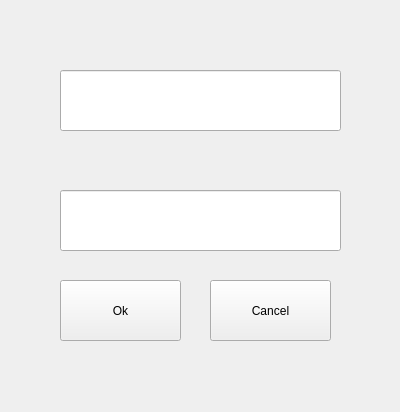
This is interface_qt/widget.ui in denaas/msup_disk as Qt 5 draws it before an edit. The edited form follows.
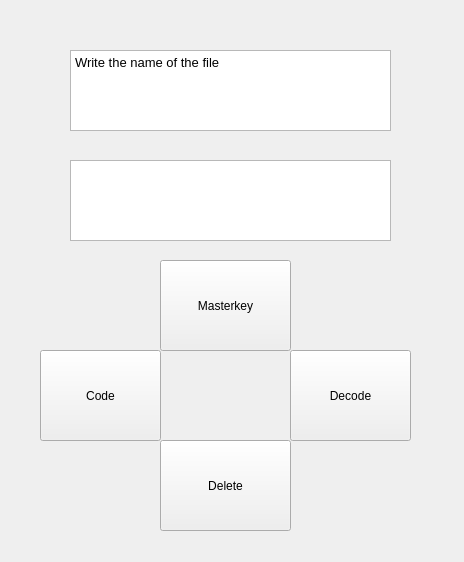
This is the edited form.

```diff
--- a/interface_qt/widget.ui
+++ b/interface_qt/widget.ui
@@ -6,95 +6,20 @@
    <rect>
     <x>0</x>
     <y>0</y>
-    <width>400</width>
-    <height>412</height>
+    <width>464</width>
+    <height>562</height>
    </rect>
   </property>
   <property name="windowTitle">
    <string>TrueCrypt</string>
   </property>
-  <widget class="QPushButton" name="pushButton">
-   <property name="geometry">
-    <rect>
-     <x>140</x>
-     <y>140</y>
-     <width>111</width>
-     <height>71</height>
-    </rect>
-   </property>
-   <property name="text">
-    <string>Masterkey</string>
-   </property>
-  </widget>
-  <widget class="QPushButton" name="pushButton_2">
-   <property name="geometry">
-    <rect>
-     <x>20</x>
-     <y>230</y>
-     <width>111</width>
-     <height>71</height>
-    </rect>
-   </property>
-   <property name="text">
-    <string>Code</string>
-   </property>
-  </widget>
-  <widget class="QPushButton" name="pushButton_3">
-   <property name="geometry">
-    <rect>
-     <x>250</x>
-     <y>230</y>
-     <width>111</width>
-     <height>71</height>
-    </rect>
-   </property>
-   <property name="text">
-    <string>Decode</string>
-   </property>
-  </widget>
-  <widget class="QPushButton" name="pushButton_4">
-   <property name="geometry">
-    <rect>
-     <x>140</x>
-     <y>320</y>
-     <width>111</width>
-     <height>71</height>
-    </rect>
-   </property>
-   <property name="text">
-    <string>Delete</string>
-   </property>
-  </widget>
-  <widget class="QLineEdit" name="lineEdit">
-   <property name="geometry">
-    <rect>
-     <x>30</x>
-     <y>20</y>
-     <width>331</width>
-     <height>27</height>
-    </rect>
-   </property>
-   <property name="text">
-    <string>Write filename</string>
-   </property>
-  </widget>
-  <widget class="QLineEdit" name="lineEdit_2">
-   <property name="geometry">
-    <rect>
-     <x>32</x>
-     <y>60</y>
-     <width>331</width>
-     <height>71</height>
-    </rect>
-   </property>
-  </widget>
   <widget class="QWidget" name="widget" native="true">
    <property name="geometry">
     <rect>
      <x>10</x>
-     <y>20</y>
-     <width>371</width>
-     <height>381</height>
+     <y>10</y>
+     <width>441</width>
+     <height>531</height>
     </rect>
    </property>
    <property name="autoFillBackground">
@@ -103,8 +28,8 @@
    <widget class="QLineEdit" name="lineEdit_3">
     <property name="geometry">
      <rect>
-      <x>50</x>
-      <y>50</y>
+      <x>80</x>
+      <y>60</y>
       <width>281</width>
       <height>61</height>
      </rect>
@@ -113,7 +38,7 @@
    <widget class="QLineEdit" name="lineEdit_4">
     <property name="geometry">
      <rect>
-      <x>50</x>
+      <x>80</x>
       <y>170</y>
       <width>281</width>
       <height>61</height>
@@ -123,8 +48,8 @@
    <widget class="QPushButton" name="pushButton_5">
     <property name="geometry">
      <rect>
-      <x>50</x>
-      <y>260</y>
+      <x>80</x>
+      <y>320</y>
       <width>121</width>
       <height>61</height>
      </rect>
@@ -139,8 +64,8 @@
    <widget class="QPushButton" name="pushButton_6">
     <property name="geometry">
      <rect>
-      <x>200</x>
-      <y>260</y>
+      <x>240</x>
+      <y>320</y>
       <width>121</width>
       <height>61</height>
      </rect>
@@ -153,6 +78,113 @@
    <zorder>pushButton_5</zorder>
    <zorder>pushButton_6</zorder>
    <zorder>lineEdit_4</zorder>
+   <zorder>widget_2</zorder>
+   <zorder>widget_2</zorder>
+  </widget>
+  <widget class="QWidget" name="widget_2" native="true">
+   <property name="geometry">
+    <rect>
+     <x>10</x>
+     <y>10</y>
+     <width>441</width>
+     <height>531</height>
+    </rect>
+   </property>
+   <property name="autoFillBackground">
+    <bool>true</bool>
+   </property>
+   <widget class="QTextEdit" name="textEdit">
+    <property name="geometry">
+     <rect>
+      <x>60</x>
+      <y>40</y>
+      <width>321</width>
+      <height>81</height>
+     </rect>
+    </property>
+    <property name="html">
+     <string>&lt;!DOCTYPE HTML PUBLIC &quot;-//W3C//DTD HTML 4.0//EN&quot; &quot;http://www.w3.org/TR/REC-html40/strict.dtd&quot;&gt;
+&lt;html&gt;&lt;head&gt;&lt;meta name=&quot;qrichtext&quot; content=&quot;1&quot; /&gt;&lt;style type=&quot;text/css&quot;&gt;
+p, li { white-space: pre-wrap; }
+&lt;/style&gt;&lt;/head&gt;&lt;body style=&quot; font-family:'Droid Sans'; font-size:10pt; font-weight:400; font-style:normal;&quot;&gt;
+&lt;p style=&quot; margin-top:0px; margin-bottom:0px; margin-left:0px; margin-right:0px; -qt-block-indent:0; text-indent:0px;&quot;&gt;Write the name of the file&lt;/p&gt;&lt;/body&gt;&lt;/html&gt;</string>
+    </property>
+   </widget>
+   <widget class="QTextEdit" name="textEdit_2">
+    <property name="geometry">
+     <rect>
+      <x>60</x>
+      <y>150</y>
+      <width>321</width>
+      <height>81</height>
+     </rect>
+    </property>
+   </widget>
+   <widget class="QPushButton" name="pushButton">
+    <property name="geometry">
+     <rect>
+      <x>150</x>
+      <y>250</y>
+      <width>131</width>
+      <height>91</height>
+     </rect>
+    </property>
+    <property name="text">
+     <string>Masterkey</string>
+    </property>
+   </widget>
+   <widget class="QPushButton" name="pushButton_2">
+    <property name="geometry">
+     <rect>
+      <x>30</x>
+      <y>340</y>
+      <width>121</width>
+      <height>91</height>
+     </rect>
+    </property>
+    <property name="text">
+     <string>Code</string>
+    </property>
+   </widget>
+   <widget class="QPushButton" name="pushButton_4">
+    <property name="geometry">
+     <rect>
+      <x>150</x>
+      <y>430</y>
+      <width>131</width>
+      <height>91</height>
+     </rect>
+    </property>
+    <property name="text">
+     <string>Delete</string>
+    </property>
+   </widget>
+   <widget class="QPushButton" name="pushButton_3">
+    <property name="geometry">
+     <rect>
+      <x>280</x>
+      <y>340</y>
+      <width>121</width>
+      <height>91</height>
+     </rect>
+    </property>
+    <property name="text">
+     <string>Decode</string>
+    </property>
+   </widget>
+   <zorder>textEdit</zorder>
+   <zorder>textEdit</zorder>
+   <zorder>textEdit_2</zorder>
+   <zorder>pushButton_3</zorder>
+   <zorder>pushButton_4</zorder>
+   <zorder>pushButton_2</zorder>
+   <zorder>pushButton</zorder>
+   <zorder>pushButton</zorder>
+   <zorder>textEdit_2</zorder>
+   <zorder>pushButton</zorder>
+   <zorder>pushButton_2</zorder>
+   <zorder>pushButton_4</zorder>
+   <zorder>pushButton_3</zorder>
   </widget>
  </widget>
  <layoutdefault spacing="6" margin="11"/>
```
